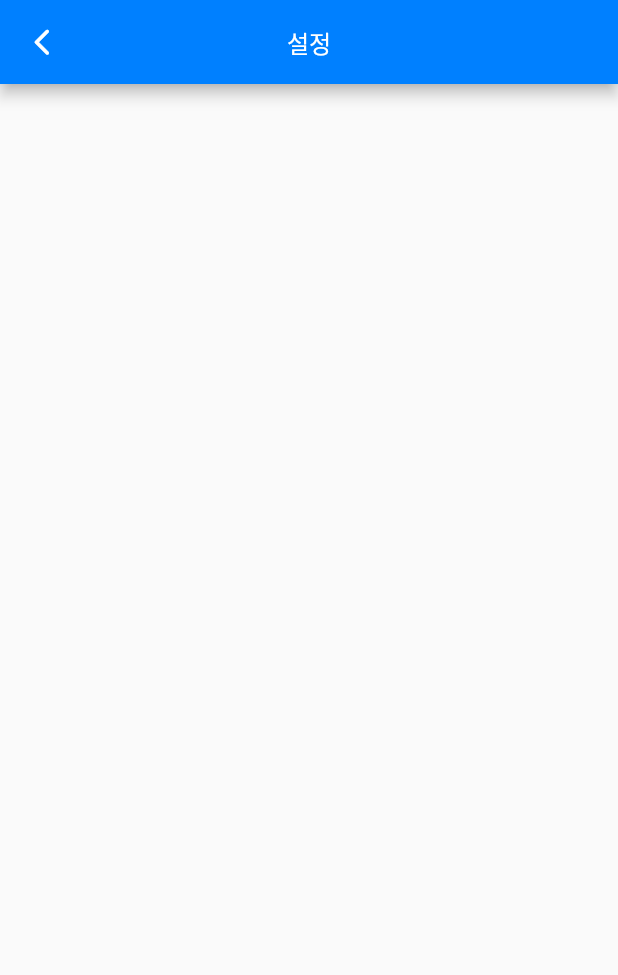
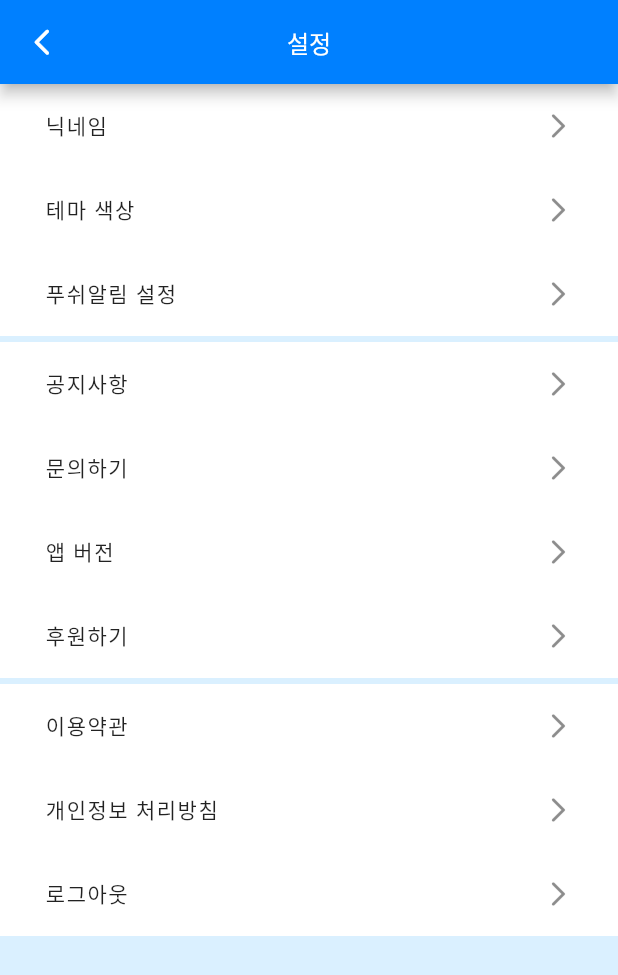
Before and after one commit to AnJW-HGU/2021CRASummer, a Flutter app: the SettingPage screen opened directly, on a phone screen of 412 x 824 dp. Shown: the top 975 px of the screen. Run offline on Flutter 3.47's test engine with Material 2 defaults, Android fonts, the phone set to English and light mode, and no system bars; our stand-ins replace flutter_screenutil, get, hexcolor; Roboto replaces fonts that are missing (Barun).

Commit message:
feat: Make SettingPage(ListView)

```diff
--- a/lib/Profile/Settings/setting_page.dart
+++ b/lib/Profile/Settings/setting_page.dart
@@ -3,6 +3,13 @@ import 'package:flutter_screenutil/flutter_screenutil.dart';
 import 'package:studytogether/main.dart';
 import 'dart:ui';
 import 'package:get/get.dart';
+
+import 'editNickname_page.dart';
+import 'ask_page.dart';
+import 'info_page.dart';
+import 'privacyRule_page.dart';
+import 'spon_page.dart';
+import 'useRule_page.dart';
 
 class SettingPage extends StatefulWidget {
   @override
@@ -16,6 +23,7 @@ class _SettingPageState extends State<SettingPage> {
         designSize: Size(411.4, 683.4),
         builder: () {
           return Scaffold(
+            backgroundColor: themeColor4,
             appBar: AppBar(
               leading: IconButton(
                 onPressed: () {
@@ -25,7 +33,7 @@ class _SettingPageState extends State<SettingPage> {
                 icon: Icon(Icons.arrow_back_ios_new_rounded, size: 21.w,),
               ),
               backgroundColor: themeColor1,
-              title: Text('설정', style: TextStyle(fontFamily: "Barun", color: Colors.white, fontSize: 16.w, fontWeight: ),),
+              title: Text('설정', style: TextStyle(fontFamily: "Barun", color: Colors.white, fontSize: 16.w),),
               centerTitle: true,
             ),
             body: _settingPageBody(),
@@ -34,7 +42,51 @@ class _SettingPageState extends State<SettingPage> {
     );
   }
 
+  Widget _listTile(context, Next){
+    return ListTile(
+      contentPadding: EdgeInsets.only(left:30.w, right:30.w),
+      title: Text(context, style: TextStyle(fontFamily: "Barun", fontSize:14.w, letterSpacing: 1),),
+      tileColor: Colors.white,
+      onTap: () {
+        Get.to(Next);
+      },
+      trailing: Icon(
+        Icons.arrow_forward_ios_rounded,
+        size: 20.w
+      ),
+    );
+  }
+
+  Widget _listTile_noPage(context){
+    return ListTile(
+      tileColor: Colors.white,
+      contentPadding: EdgeInsets.only(left:30.w, right:30.w),
+      title: Text(context, style: TextStyle(fontFamily: "Barun", fontSize:14.w, letterSpacing: 1),),
+      trailing: Icon(
+          Icons.arrow_forward_ios_rounded,
+          size: 20.w
+      ),
+    );
+  }
+
   Widget _settingPageBody() {
-    return Container();
+    return Container(
+        child: ListView(
+          children: <Widget>[
+            _listTile("닉네임", EditNicknamePage()),
+            _listTile_noPage("테마 색상"),
+            _listTile_noPage("푸쉬알림 설정"),
+            Padding(padding: EdgeInsets.all(2.0)),
+            _listTile("공지사항", InfoPage()),
+            _listTile("문의하기", AskPage()),
+            _listTile_noPage("앱 버전"),
+            _listTile("후원하기", SponPage()),
+            Padding(padding: EdgeInsets.all(2.0)),
+            _listTile("이용약관", UseRulePage()),
+            _listTile("개인정보 처리방침", PrivacyRulePage()),
+            _listTile_noPage("로그아웃"),
+          ],
+        ),
+      );
   }
 }
```
Also changed, not shown: lib/Profile/Settings/ask_page.dart (+23 -0 lines), lib/Profile/Settings/editNickname_page.dart (+23 -0 lines), lib/Profile/Settings/info_page.dart (+24 -0 lines), lib/Profile/Settings/privacyRule_page.dart (+24 -0 lines), lib/Profile/Settings/spon_page.dart (+23 -0 lines), lib/Profile/Settings/useRule_page.dart (+23 -0 lines).
